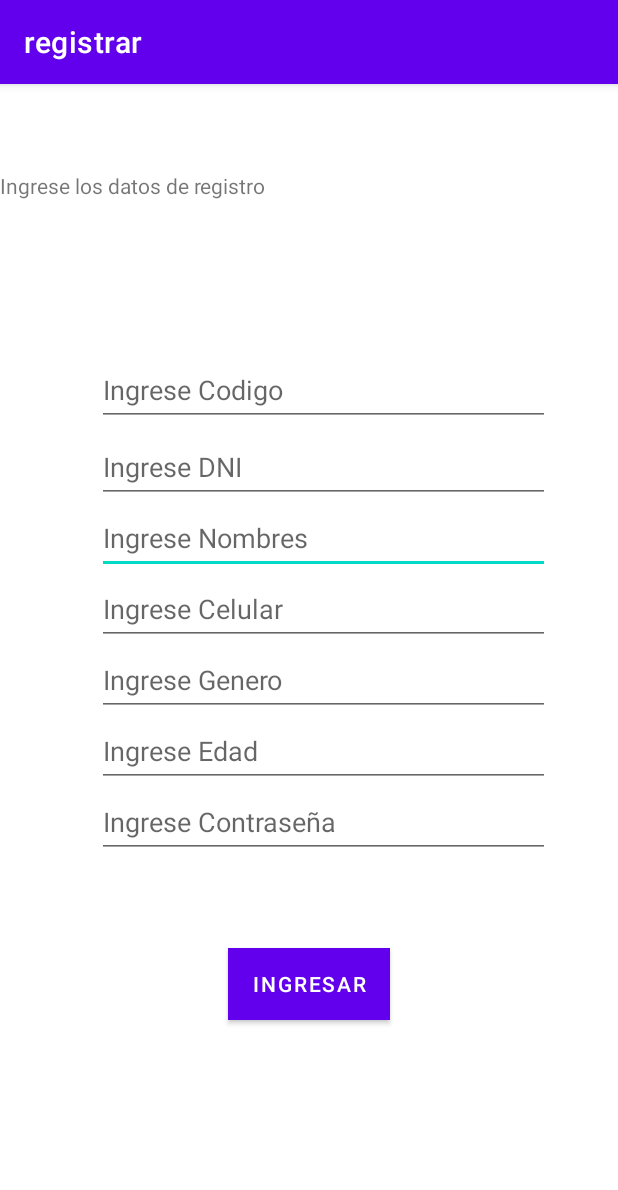
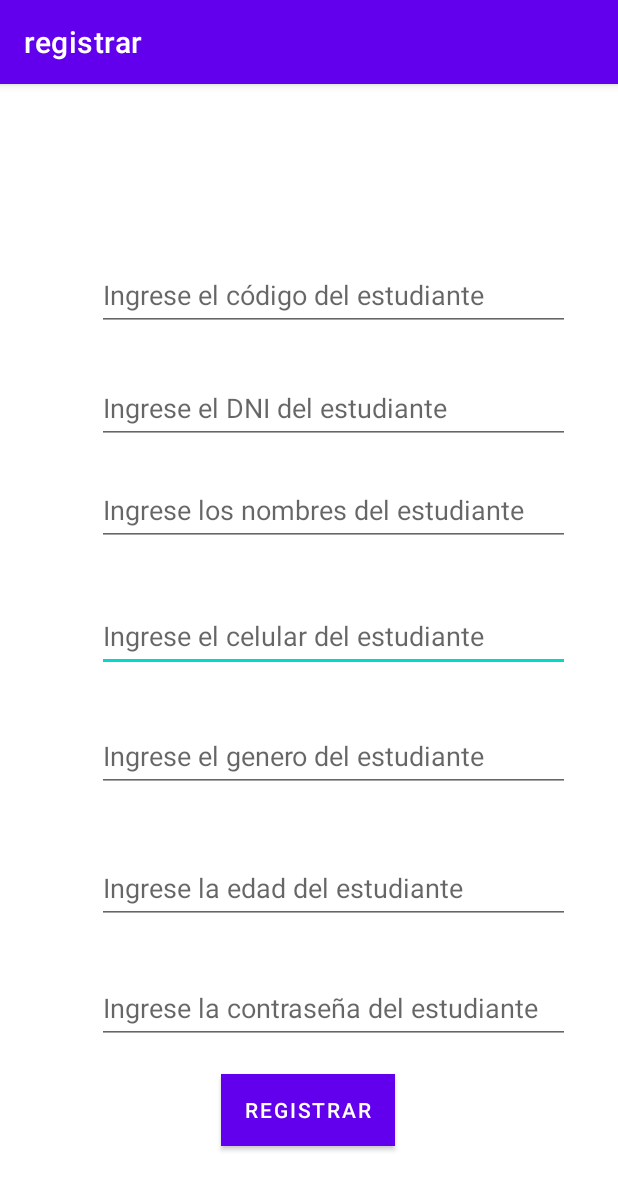
Before and after one commit to JosueButron/FINALMAX, an Android app: the registrar screen opened directly, with no data from a screen before it, on a phone screen of 412 x 824 dp. Shown: the top 1190 px of the screen. Run offline under Robolectric (Android 15) with nearby library versions, the phone set to English and light mode, and no system bars.

Commit message:
registro de alumnos correcto.

```diff
--- a/app/src/main/java/com/example/finalmax/AdminSQLiteOpenHelper.java
+++ b/app/src/main/java/com/example/finalmax/AdminSQLiteOpenHelper.java
@@ -8,11 +8,10 @@ import androidx.annotation.Nullable;
 
 public class AdminSQLiteOpenHelper extends SQLiteOpenHelper
 {
-    private static final String DATABASE_NOMBRE = "max.db";
 
     public AdminSQLiteOpenHelper(@Nullable Context context, @Nullable String name, @Nullable SQLiteDatabase.CursorFactory factory, int version)
     {
-        super(context, DATABASE_NOMBRE, factory, version);
+        super(context, name, factory, version);
     }
 
     @Override
@@ -23,29 +22,11 @@ public class AdminSQLiteOpenHelper extends SQLiteOpenHelper
                 "nombres text, " +
                 "celular text, " +
                 "genero text, " +
-                "edad int, " +
-                "contraseña text)");
-
-    /*        BaseDeDatos.execSQL("create table contactos" +            //Se crea la tabla de alumnos
-                "(codigo int primary key, " +
-                "dni text, " +
-                "nombres text, " +
-                "celular text, " +
-                "genero text, " +
-                "codigo_familiar text, " +
-                "FOREIGN_KEY (text)");
-
-
-        CREATE TABLE track(
-                trackid     INTEGER,
-                trackname   TEXT,
-                trackartist INTEGER,
-                FOREIGN KEY(trackartist) REFERENCES artist(artistid)
-
-
-        );
-
-         */
+                "edad text, " +
+                "contrasena text," +
+                "nombre1 text," +
+                "celular1 text," +
+                "parentesco1 text)");
 
     }
 
--- a/app/src/main/java/com/example/finalmax/MainActivity.java
+++ b/app/src/main/java/com/example/finalmax/MainActivity.java
@@ -3,6 +3,7 @@ package com.example.finalmax;
 import androidx.appcompat.app.AppCompatActivity;
 
 import android.content.Intent;
+import android.database.sqlite.SQLiteDatabase;
 import android.os.Bundle;
 import android.view.View;
 import android.widget.Toast;
--- a/app/src/main/java/com/example/finalmax/registrar.java
+++ b/app/src/main/java/com/example/finalmax/registrar.java
@@ -2,20 +2,74 @@ package com.example.finalmax;
 
 import androidx.appcompat.app.AppCompatActivity;
 
+import android.content.ContentValues;
 import android.content.Intent;
+import android.database.sqlite.SQLiteDatabase;
 import android.os.Bundle;
 import android.view.View;
+import android.widget.EditText;
 import android.widget.Toast;
 
 public class registrar extends AppCompatActivity {
+    private EditText et_codigo, et_dni, et_nombres, et_celular, et_genero, et_edad, et_contrasena;
 
     @Override
     protected void onCreate(Bundle savedInstanceState) {
         super.onCreate(savedInstanceState);
         setContentView(R.layout.activity_registrar);
+
+        et_codigo= (EditText)findViewById(R.id.txt_codigo);                 //Variables para la base de datos
+        et_dni= (EditText)findViewById(R.id.txt_dni);
+        et_nombres= (EditText)findViewById(R.id.txt_nombres);
+        et_celular= (EditText)findViewById(R.id.txt_celular);
+        et_genero= (EditText)findViewById(R.id.txt_genero);
+        et_edad= (EditText)findViewById(R.id.txt_edad);
+        et_contrasena= (EditText)findViewById(R.id.txt_contrasena);
+
     }
-    public void onClickini(View view) {
-        Toast.makeText(this, "Inicio", Toast.LENGTH_SHORT).show();
-        startActivity(new Intent(this, MainActivity.class));
+
+    public void RegistrarAlumnos(View view) {                                  //Función para registrar los datos
+        AdminSQLiteOpenHelper admin = new AdminSQLiteOpenHelper(this, "maxdbfinal", null, 1);
+        SQLiteDatabase BaseDeDatos = admin.getWritableDatabase();
+
+        String codigo = et_codigo.getText().toString();
+        String dni = et_dni.getText().toString();
+        String nombres = et_nombres.getText().toString();
+        String celular = et_celular.getText().toString();
+        String genero = et_genero.getText().toString();
+        String edad = et_edad.getText().toString();
+        String contrasena = et_contrasena.getText().toString();
+
+
+        if (!codigo.isEmpty() && !dni.isEmpty() && !nombres.isEmpty() && !celular.isEmpty() && !genero.isEmpty()
+                && !edad.isEmpty() && !contrasena.isEmpty())
+        {
+            ContentValues registro = new ContentValues();
+            registro.put("codigo", codigo);
+            registro.put("dni", dni);
+            registro.put("nombres", nombres);
+            registro.put("celular", celular);
+            registro.put("genero", genero);
+            registro.put("edad", edad);
+            registro.put("contrasena", contrasena);
+
+            BaseDeDatos.insert("alumnos", null, registro);
+            BaseDeDatos.close();
+            et_codigo.setText("");
+            et_dni.setText("");
+            et_nombres.setText("");
+            et_celular.setText("");
+            et_genero.setText("");
+            et_edad.setText("");
+            et_contrasena.setText("");
+
+            Toast.makeText(this, "Registro exitoso", Toast.LENGTH_SHORT).show();
+            startActivity(new Intent(this, MainActivity.class));
+        }
+
+        else
+        {
+            Toast.makeText(this, "Debera llenar todos los campos", Toast.LENGTH_SHORT).show();
+        }
     }
 }
--- a/app/src/main/res/layout/activity_registrar.xml
+++ b/app/src/main/res/layout/activity_registrar.xml
@@ -6,126 +6,110 @@
     android:layout_height="match_parent"
     tools:context=".registrar">
 
-    <EditText
-        android:id="@+id/editText3"
-        android:layout_width="302dp"
-        android:layout_height="47dp"
-        android:ems="10"
-        android:hint="Ingrese Nombres"
-        android:inputType="textPersonName"
+
+    <com.google.android.material.textfield.TextInputEditText
+        android:id="@+id/txt_celular"
+        android:layout_width="315dp"
+        android:layout_height="48dp"
+        android:layout_marginBottom="32dp"
+        android:hint="@string/txt_celular"
         android:minHeight="48dp"
-        app:layout_constraintBottom_toTopOf="@+id/editText4"
+        app:layout_constraintBottom_toTopOf="@+id/txt_genero"
         app:layout_constraintEnd_toEndOf="parent"
-        app:layout_constraintHorizontal_bias="0.587"
+        app:layout_constraintHorizontal_bias="0.666"
         app:layout_constraintStart_toStartOf="parent"
-        tools:ignore="TouchTargetSizeCheck" />
+        tools:ignore="MissingConstraints" />
 
-    <EditText
-        android:id="@+id/editText4"
-        android:layout_width="302dp"
-        android:layout_height="47dp"
-        android:ems="10"
-        android:hint="Ingrese Celular"
-        android:inputType="textPersonName"
+    <com.google.android.material.textfield.TextInputEditText
+        android:id="@+id/txt_genero"
+        android:layout_width="315dp"
+        android:layout_height="48dp"
+        android:layout_marginBottom="40dp"
+        android:hint="@string/txt_genero"
         android:minHeight="48dp"
-        app:layout_constraintBottom_toTopOf="@+id/editText5"
+        app:layout_constraintBottom_toTopOf="@+id/txt_edad"
         app:layout_constraintEnd_toEndOf="parent"
-        app:layout_constraintHorizontal_bias="0.587"
+        app:layout_constraintHorizontal_bias="0.666"
         app:layout_constraintStart_toStartOf="parent"
-        tools:ignore="TouchTargetSizeCheck" />
+        tools:ignore="MissingConstraints" />
 
-    <EditText
-        android:id="@+id/editText5"
-        android:layout_width="302dp"
-        android:layout_height="47dp"
-        android:ems="10"
-        android:hint="Ingrese Genero"
-        android:inputType="textPersonName"
+    <com.google.android.material.textfield.TextInputEditText
+        android:id="@+id/txt_edad"
+        android:layout_width="315dp"
+        android:layout_height="48dp"
+        android:layout_marginBottom="32dp"
+        android:hint="@string/txt_edad"
         android:minHeight="48dp"
-        app:layout_constraintBottom_toTopOf="@+id/editText6"
+        app:layout_constraintBottom_toTopOf="@+id/txt_contrasena"
         app:layout_constraintEnd_toEndOf="parent"
-        app:layout_constraintHorizontal_bias="0.587"
+        app:layout_constraintHorizontal_bias="0.666"
         app:layout_constraintStart_toStartOf="parent"
-        tools:ignore="TouchTargetSizeCheck" />
+        tools:ignore="MissingConstraints" />
 
-    <EditText
-        android:id="@+id/editText6"
-        android:layout_width="302dp"
-        android:layout_height="47dp"
-        android:ems="10"
-        android:hint="Ingrese Edad"
-        android:inputType="textPersonName"
-        android:minHeight="48dp"
-        app:layout_constraintBottom_toTopOf="@+id/editText7"
-        app:layout_constraintEnd_toEndOf="parent"
-        app:layout_constraintHorizontal_bias="0.587"
-        app:layout_constraintStart_toStartOf="parent"
-        tools:ignore="TouchTargetSizeCheck" />
-
-    <EditText
-        android:id="@+id/editText7"
-        android:layout_width="302dp"
-        android:layout_height="47dp"
-        android:layout_marginBottom="60dp"
-        android:ems="10"
-        android:hint="Ingrese Contraseña"
-        android:inputType="textPersonName"
+    <com.google.android.material.textfield.TextInputEditText
+        android:id="@+id/txt_contrasena"
+        android:layout_width="315dp"
+        android:layout_height="48dp"
+        android:layout_marginBottom="20dp"
+        android:hint="@string/txt_contrasena"
         android:minHeight="48dp"
         app:layout_constraintBottom_toTopOf="@+id/button"
         app:layout_constraintEnd_toEndOf="parent"
-        app:layout_constraintHorizontal_bias="0.587"
+        app:layout_constraintHorizontal_bias="0.666"
         app:layout_constraintStart_toStartOf="parent"
-        tools:ignore="TouchTargetSizeCheck" />
+        tools:ignore="MissingConstraints" />
 
-    <EditText
-        android:id="@+id/editText2"
-        android:layout_width="302dp"
-        android:layout_height="47dp"
-        android:ems="10"
-        android:hint="Ingrese DNI"
-        android:inputType="textPersonName"
+    <com.google.android.material.textfield.TextInputEditText
+        android:id="@+id/txt_nombres"
+        android:layout_width="315dp"
+        android:layout_height="48dp"
+        android:layout_marginBottom="36dp"
+        android:hint="@string/txt_nombres"
         android:minHeight="48dp"
-        app:layout_constraintBottom_toTopOf="@+id/editText3"
+        app:layout_constraintBottom_toTopOf="@+id/txt_celular"
         app:layout_constraintEnd_toEndOf="parent"
-        app:layout_constraintHorizontal_bias="0.587"
+        app:layout_constraintHorizontal_bias="0.666"
         app:layout_constraintStart_toStartOf="parent"
-        tools:ignore="TouchTargetSizeCheck" />
+        tools:ignore="MissingConstraints" />
 
-    <TextView
-        android:id="@+id/textView"
-        android:layout_width="match_parent"
-        android:layout_height="wrap_content"
-        android:text="Ingrese los datos de registro"
-        app:layout_constraintBottom_toTopOf="@+id/editText"
+    <com.google.android.material.textfield.TextInputEditText
+        android:id="@+id/txt_dni"
+        android:layout_width="315dp"
+        android:layout_height="48dp"
+        android:layout_marginBottom="20dp"
+        android:hint="@string/txt_dni"
+        android:minHeight="48dp"
+        app:layout_constraintBottom_toTopOf="@+id/txt_nombres"
+        app:layout_constraintEnd_toEndOf="parent"
+        app:layout_constraintHorizontal_bias="0.666"
+        app:layout_constraintStart_toStartOf="parent"
+        tools:ignore="MissingConstraints" />
+
+    <com.google.android.material.textfield.TextInputEditText
+        android:id="@+id/txt_codigo"
+        android:layout_width="315dp"
+        android:layout_height="48dp"
+        android:hint="@string/txt_codigo"
+        android:minHeight="48dp"
+        app:layout_constraintBottom_toTopOf="@+id/txt_dni"
+        app:layout_constraintEnd_toEndOf="parent"
+        app:layout_constraintHorizontal_bias="0.666"
+        app:layout_constraintStart_toStartOf="parent"
         app:layout_constraintTop_toTopOf="parent"
-        app:layout_constraintVertical_bias="0.36"
-        tools:layout_editor_absoluteX="0dp" />
-
-    <EditText
-        android:id="@+id/editText"
-        android:layout_width="302dp"
-        android:layout_height="47dp"
-        android:layout_marginBottom="4dp"
-        android:ems="10"
-        android:hint="Ingrese Codigo"
-        android:inputType="textPersonName"
-        android:minHeight="48dp"
-        app:layout_constraintBottom_toTopOf="@+id/editText2"
-        app:layout_constraintEnd_toEndOf="parent"
-        app:layout_constraintHorizontal_bias="0.587"
-        app:layout_constraintStart_toStartOf="parent"
-        tools:ignore="TouchTargetSizeCheck" />
+        app:layout_constraintVertical_bias="0.809"
+        tools:ignore="MissingConstraints" />
 
     <Button
         android:id="@+id/button"
         android:layout_width="wrap_content"
         android:layout_height="wrap_content"
-        android:layout_marginBottom="144dp"
+        android:layout_marginBottom="60dp"
         android:background="#2196F3"
-        android:onClick="onClickini"
-        android:text="Ingresar"
+        android:onClick="RegistrarAlumnos"
+        android:text="Registrar"
         app:layout_constraintBottom_toBottomOf="parent"
         app:layout_constraintEnd_toEndOf="parent"
+        app:layout_constraintHorizontal_bias="0.498"
         app:layout_constraintStart_toStartOf="parent"
         tools:ignore="TextContrastCheck" />
 
--- a/app/src/main/res/values/strings.xml
+++ b/app/src/main/res/values/strings.xml
@@ -1,3 +1,13 @@
 <resources>
     <string name="app_name">FINALMAX</string>
+    <string name="txt_codigo">Ingrese el código del estudiante</string>
+    <string name="txt_dni">Ingrese el DNI del estudiante</string>
+    <string name="txt_nombres">Ingrese los nombres del estudiante</string>
+    <string name="txt_celular">Ingrese el celular del estudiante</string>
+    <string name="txt_genero">Ingrese el genero del estudiante</string>
+    <string name="txt_edad">Ingrese la edad del estudiante</string>
+    <string name="txt_contrasena">Ingrese la contraseña del estudiante</string>
+
+
+
 </resources>
```
